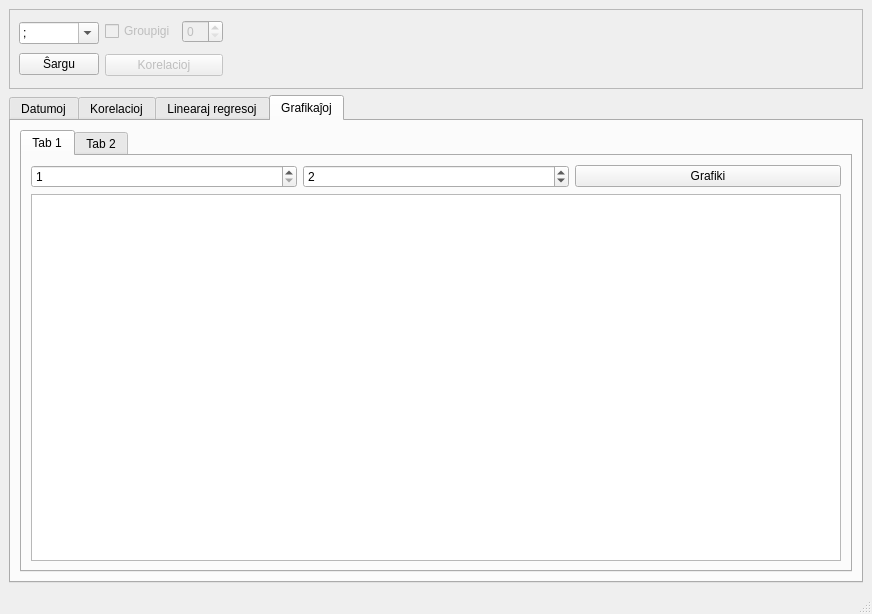
This is mainwindow.ui in jmichault/mini-statistiko as Qt 5 draws it before an edit. The edited form follows.
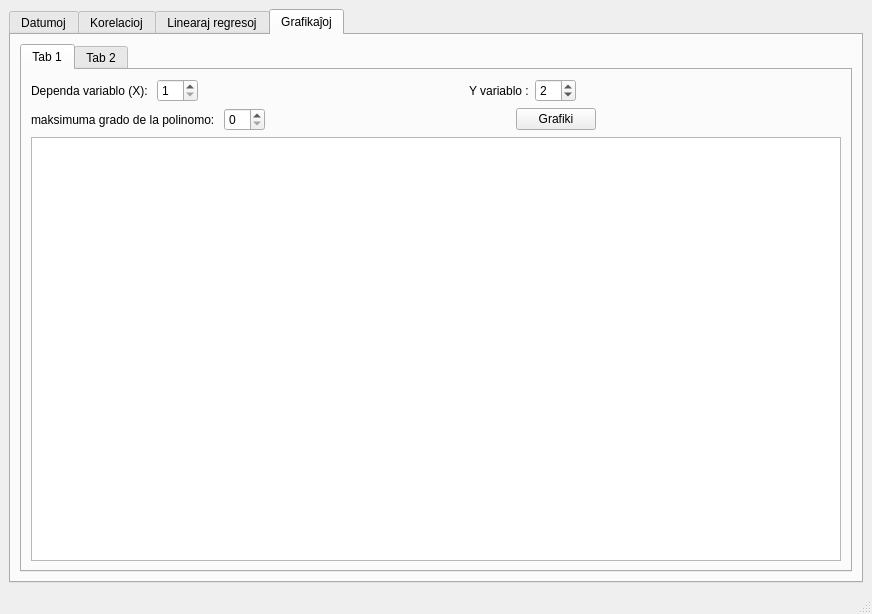
This is the edited form.

Patch:
```diff
--- a/mainwindow.ui
+++ b/mainwindow.ui
@@ -29,27 +29,22 @@
      <verstretch>0</verstretch>
     </sizepolicy>
    </property>
-   <layout class="QVBoxLayout" name="verticalLayout_2">
-    <item>
-     <widget class="QFrame" name="frame">
+   <layout class="QGridLayout" name="gridLayout_2">
+    <item row="1" column="0">
+     <widget class="QTabWidget" name="tabWidget">
       <property name="enabled">
        <bool>true</bool>
       </property>
-      <property name="minimumSize">
-       <size>
-        <width>0</width>
-        <height>80</height>
-       </size>
+      <property name="currentIndex">
+       <number>3</number>
       </property>
-      <property name="frameShape">
-       <enum>QFrame::StyledPanel</enum>
-      </property>
-      <property name="frameShadow">
-       <enum>QFrame::Raised</enum>
-      </property>
-      <layout class="QHBoxLayout" name="horizontalLayout_4">
+      <widget class="QWidget" name="tab_data">
+       <attribute name="title">
+        <string>Datumoj</string>
+       </attribute>
+       <layout class="QVBoxLayout" name="verticalLayout_4">
        <item>
-        <layout class="QVBoxLayout" name="verticalLayout_6">
+         <layout class="QHBoxLayout" name="horizontalLayout_5">
          <item>
           <widget class="QComboBox" name="CB_Apartigilo">
            <property name="toolTip">
@@ -99,82 +94,6 @@
         </layout>
        </item>
        <item>
-        <layout class="QVBoxLayout" name="verticalLayout_7">
-         <item>
-          <layout class="QHBoxLayout" name="horizontalLayout_5">
-           <property name="sizeConstraint">
-            <enum>QLayout::SetMinimumSize</enum>
-           </property>
-           <property name="bottomMargin">
-            <number>4</number>
-           </property>
-           <item>
-            <widget class="QCheckBox" name="CBGroupe">
-             <property name="enabled">
-              <bool>false</bool>
-             </property>
-             <property name="locale">
-              <locale language="Esperanto" country="World"/>
-             </property>
-             <property name="text">
-              <string>Groupigi</string>
-             </property>
-            </widget>
-           </item>
-           <item>
-            <widget class="QSpinBox" name="SBGroupe">
-             <property name="enabled">
-              <bool>false</bool>
-             </property>
-            </widget>
-           </item>
-          </layout>
-         </item>
-         <item>
-          <widget class="QPushButton" name="Butono_Kor">
-           <property name="enabled">
-            <bool>false</bool>
-           </property>
-           <property name="toolTip">
-            <string>Komputu Korelacioj</string>
-           </property>
-           <property name="text">
-            <string>Korelacioj</string>
-           </property>
-          </widget>
-         </item>
-        </layout>
-       </item>
-       <item>
-        <spacer name="horizontalSpacer_3">
-         <property name="orientation">
-          <enum>Qt::Horizontal</enum>
-         </property>
-         <property name="sizeHint" stdset="0">
-          <size>
-           <width>654</width>
-           <height>20</height>
-          </size>
-         </property>
-        </spacer>
-       </item>
-      </layout>
-     </widget>
-    </item>
-    <item>
-     <widget class="QTabWidget" name="tabWidget">
-      <property name="enabled">
-       <bool>true</bool>
-      </property>
-      <property name="currentIndex">
-       <number>3</number>
-      </property>
-      <widget class="QWidget" name="tab_data">
-       <attribute name="title">
-        <string>Datumoj</string>
-       </attribute>
-       <layout class="QVBoxLayout" name="verticalLayout_4">
-        <item>
          <layout class="QVBoxLayout" name="verticalLayout">
           <item>
            <widget class="QFrame" name="frame_2">
@@ -298,8 +217,71 @@
        <attribute name="title">
         <string>Korelacioj</string>
        </attribute>
-       <layout class="QGridLayout" name="gridLayout">
-        <item row="0" column="0">
+       <layout class="QVBoxLayout" name="verticalLayout_2">
+        <item>
+         <layout class="QHBoxLayout" name="horizontalLayout_7">
+          <item>
+           <widget class="QSpinBox" name="SBGroupe">
+            <property name="enabled">
+             <bool>false</bool>
+            </property>
+           </widget>
+          </item>
+          <item>
+           <widget class="QCheckBox" name="CBGroupe">
+            <property name="enabled">
+             <bool>false</bool>
+            </property>
+            <property name="locale">
+             <locale language="Esperanto" country="World"/>
+            </property>
+            <property name="text">
+             <string>Groupigi</string>
+            </property>
+           </widget>
+          </item>
+          <item>
+           <spacer name="horizontalSpacer_6">
+            <property name="orientation">
+             <enum>Qt::Horizontal</enum>
+            </property>
+            <property name="sizeHint" stdset="0">
+             <size>
+              <width>40</width>
+              <height>20</height>
+             </size>
+            </property>
+           </spacer>
+          </item>
+          <item>
+           <widget class="QPushButton" name="Butono_Kor">
+            <property name="enabled">
+             <bool>false</bool>
+            </property>
+            <property name="toolTip">
+             <string>Komputu Korelacioj</string>
+            </property>
+            <property name="text">
+             <string>Korelacioj</string>
+            </property>
+           </widget>
+          </item>
+          <item>
+           <spacer name="horizontalSpacer_7">
+            <property name="orientation">
+             <enum>Qt::Horizontal</enum>
+            </property>
+            <property name="sizeHint" stdset="0">
+             <size>
+              <width>40</width>
+              <height>20</height>
+             </size>
+            </property>
+           </spacer>
+          </item>
+         </layout>
+        </item>
+        <item>
          <widget class="QTableWidget" name="TW_Cor">
           <property name="enabled">
            <bool>true</bool>
@@ -523,17 +505,44 @@
            <attribute name="title">
             <string>Tab 1</string>
            </attribute>
-           <layout class="QVBoxLayout" name="verticalLayout_10">
+           <layout class="QVBoxLayout" name="verticalLayout_6">
             <item>
-             <layout class="QGridLayout" name="gridLayout_2">
-              <item row="0" column="0">
+             <layout class="QHBoxLayout" name="horizontalLayout_6">
+              <item>
+               <widget class="QLabel" name="label_4">
+                <property name="text">
+                 <string>Dependa variablo (X): </string>
+                </property>
+               </widget>
+              </item>
+              <item>
                <widget class="QSpinBox" name="SBGraVarY">
                 <property name="minimum">
                  <number>1</number>
                 </property>
                </widget>
               </item>
-              <item row="0" column="1">
+              <item>
+               <spacer name="horizontalSpacer_4">
+                <property name="orientation">
+                 <enum>Qt::Horizontal</enum>
+                </property>
+                <property name="sizeHint" stdset="0">
+                 <size>
+                  <width>40</width>
+                  <height>20</height>
+                 </size>
+                </property>
+               </spacer>
+              </item>
+              <item>
+               <widget class="QLabel" name="label_5">
+                <property name="text">
+                 <string>Y variablo :</string>
+                </property>
+               </widget>
+              </item>
+              <item>
                <widget class="QSpinBox" name="SBGraVarX">
                 <property name="minimum">
                  <number>1</number>
@@ -543,17 +552,70 @@
                 </property>
                </widget>
               </item>
-              <item row="0" column="2">
+              <item>
+               <spacer name="horizontalSpacer_5">
+                <property name="orientation">
+                 <enum>Qt::Horizontal</enum>
+                </property>
+                <property name="sizeHint" stdset="0">
+                 <size>
+                  <width>40</width>
+                  <height>20</height>
+                 </size>
+                </property>
+               </spacer>
+              </item>
+             </layout>
+            </item>
+            <item>
+             <layout class="QHBoxLayout" name="horizontalLayout_4">
+              <item>
+               <widget class="QLabel" name="label_6">
+                <property name="text">
+                 <string>maksimuma grado de la polinomo: </string>
+                </property>
+               </widget>
+              </item>
+              <item>
+               <widget class="QSpinBox" name="spinBox"/>
+              </item>
+              <item>
+               <spacer name="horizontalSpacer_3">
+                <property name="orientation">
+                 <enum>Qt::Horizontal</enum>
+                </property>
+                <property name="sizeHint" stdset="0">
+                 <size>
+                  <width>40</width>
+                  <height>20</height>
+                 </size>
+                </property>
+               </spacer>
+              </item>
+              <item>
                <widget class="QPushButton" name="PBGraf">
                 <property name="text">
                  <string>Grafiki</string>
                 </property>
                </widget>
               </item>
+              <item>
+               <spacer name="horizontalSpacer_8">
+                <property name="orientation">
+                 <enum>Qt::Horizontal</enum>
+                </property>
+                <property name="sizeHint" stdset="0">
+                 <size>
+                  <width>40</width>
+                  <height>20</height>
+                 </size>
+                </property>
+               </spacer>
+              </item>
              </layout>
             </item>
             <item>
-             <widget class="QGraphicsView" name="GVGraf"/>
+             <widget class="QTableView" name="tableView"/>
             </item>
            </layout>
           </widget>
@@ -563,7 +625,7 @@
            </attribute>
            <layout class="QVBoxLayout" name="verticalLayout_11">
             <item>
-             <widget class="QTableView" name="tableView"/>
+             <widget class="QGraphicsView" name="GVGraf"/>
             </item>
            </layout>
           </widget>
```
Left out of the diff: 4 changed lines with no effect on the pictures. Lines whose indentation alone changed are shown as unchanged.
